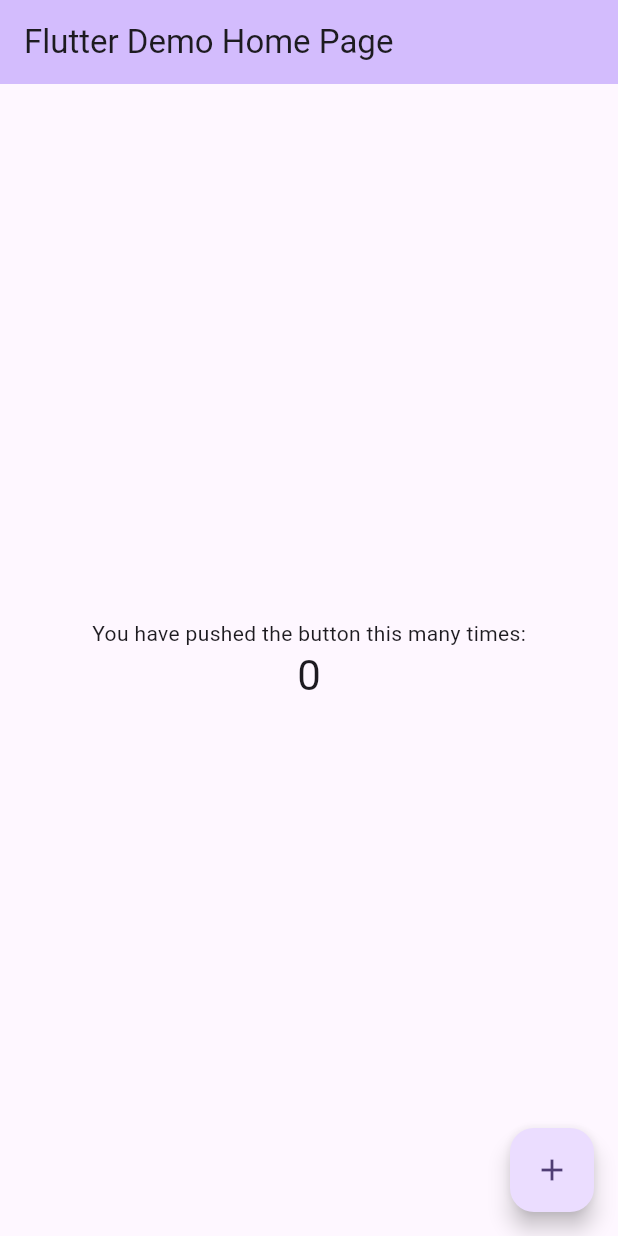
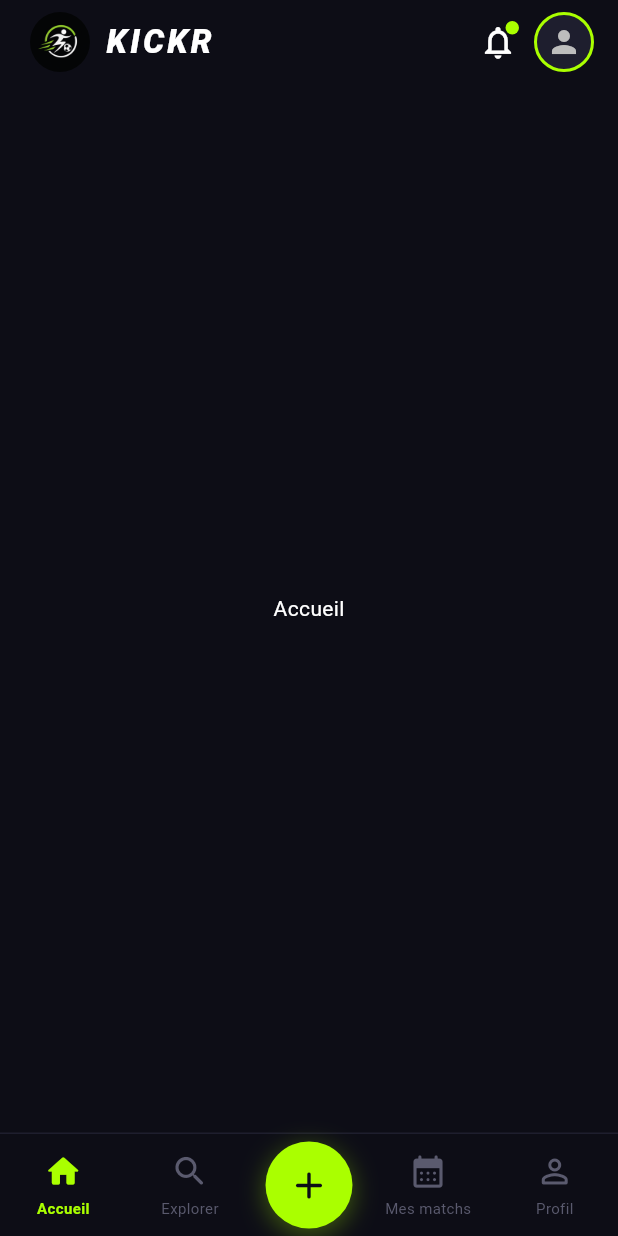
Before and after one commit to mrtEdouard/Kickr, a Flutter app: the screen it shows after launch, on a phone screen of 412 x 824 dp. Run offline on Flutter 3.47's test engine with Material 3 defaults, Android fonts, the phone set to English and light mode, and no system bars.

Commit message:
feat: add kickr navbar

```diff
--- a/lib/main.dart
+++ b/lib/main.dart
@@ -1,121 +1,147 @@
 import 'package:flutter/material.dart';
+import 'package:flutter/services.dart';
+import 'screens/home_screen.dart';
+import 'screens/explore_screen.dart';
+import 'screens/create_match_screen.dart';
+import 'screens/my_matches_screen.dart';
+import 'screens/profile_screen.dart';
+import 'widgets/bottom_navbar.dart';
 
 void main() {
-  runApp(const MyApp());
+  WidgetsFlutterBinding.ensureInitialized();
+  SystemChrome.setSystemUIOverlayStyle(const SystemUiOverlayStyle(
+    statusBarColor: Colors.transparent,
+    statusBarBrightness: Brightness.dark,
+    statusBarIconBrightness: Brightness.light,
+  ));
+  runApp(const KickrApp());
 }
 
-class MyApp extends StatelessWidget {
-  const MyApp({super.key});
+class KickrApp extends StatelessWidget {
+  const KickrApp({super.key});
 
-  // This widget is the root of your application.
   @override
   Widget build(BuildContext context) {
     return MaterialApp(
-      title: 'Flutter Demo',
+      title: 'Kickr',
+      debugShowCheckedModeBanner: false,
       theme: ThemeData(
-        // This is the theme of your application.
-        //
-        // TRY THIS: Try running your application with "flutter run". You'll see
-        // the application has a purple toolbar. Then, without quitting the app,
-        // try changing the seedColor in the colorScheme below to Colors.green
-        // and then invoke "hot reload" (save your changes or press the "hot
-        // reload" button in a Flutter-supported IDE, or press "r" if you used
-        // the command line to start the app).
-        //
-        // Notice that the counter didn't reset back to zero; the application
-        // state is not lost during the reload. To reset the state, use hot
-        // restart instead.
-        //
-        // This works for code too, not just values: Most code changes can be
-        // tested with just a hot reload.
-        colorScheme: .fromSeed(seedColor: Colors.deepPurple),
+        brightness: Brightness.dark,
+        scaffoldBackgroundColor: const Color(0xFF0D0D16),
+        colorScheme: const ColorScheme.dark(
+          primary: Color(0xFFAAFF00),
+          surface: Color(0xFF0D0D16),
+        ),
       ),
-      home: const MyHomePage(title: 'Flutter Demo Home Page'),
+      home: const MainScaffold(),
     );
   }
 }
 
-class MyHomePage extends StatefulWidget {
-  const MyHomePage({super.key, required this.title});
-
-  // This widget is the home page of your application. It is stateful, meaning
-  // that it has a State object (defined below) that contains fields that affect
-  // how it looks.
-
-  // This class is the configuration for the state. It holds the values (in this
-  // case the title) provided by the parent (in this case the App widget) and
-  // used by the build method of the State. Fields in a Widget subclass are
-  // always marked "final".
-
-  final String title;
+class MainScaffold extends StatefulWidget {
+  const MainScaffold({super.key});
 
   @override
-  State<MyHomePage> createState() => _MyHomePageState();
+  State<MainScaffold> createState() => _MainScaffoldState();
 }
 
-class _MyHomePageState extends State<MyHomePage> {
-  int _counter = 0;
+class _MainScaffoldState extends State<MainScaffold> {
+  int _currentIndex = 0;
 
-  void _incrementCounter() {
-    setState(() {
-      // This call to setState tells the Flutter framework that something has
-      // changed in this State, which causes it to rerun the build method below
-      // so that the display can reflect the updated values. If we changed
-      // _counter without calling setState(), then the build method would not be
-      // called again, and so nothing would appear to happen.
-      _counter++;
-    });
-  }
+  final List<Widget> _screens = const [
+    HomeScreen(),
+    ExploreScreen(),
+    CreateMatchScreen(),
+    MyMatchesScreen(),
+    ProfileScreen(),
+  ];
 
   @override
   Widget build(BuildContext context) {
-    // This method is rerun every time setState is called, for instance as done
-    // by the _incrementCounter method above.
-    //
-    // The Flutter framework has been optimized to make rerunning build methods
-    // fast, so that you can just rebuild anything that needs updating rather
-    // than having to individually change instances of widgets.
     return Scaffold(
+      backgroundColor: const Color(0xFF0D0D16),
       appBar: AppBar(
-        // TRY THIS: Try changing the color here to a specific color (to
-        // Colors.amber, perhaps?) and trigger a hot reload to see the AppBar
-        // change color while the other colors stay the same.
-        backgroundColor: Theme.of(context).colorScheme.inversePrimary,
-        // Here we take the value from the MyHomePage object that was created by
-        // the App.build method, and use it to set our appbar title.
-        title: Text(widget.title),
-      ),
-      body: Center(
-        // Center is a layout widget. It takes a single child and positions it
-        // in the middle of the parent.
-        child: Column(
-          // Column is also a layout widget. It takes a list of children and
-          // arranges them vertically. By default, it sizes itself to fit its
-          // children horizontally, and tries to be as tall as its parent.
-          //
-          // Column has various properties to control how it sizes itself and
-          // how it positions its children. Here we use mainAxisAlignment to
-          // center the children vertically; the main axis here is the vertical
-          // axis because Columns are vertical (the cross axis would be
-          // horizontal).
-          //
-          // TRY THIS: Invoke "debug painting" (choose the "Toggle Debug Paint"
-          // action in the IDE, or press "p" in the console), to see the
-          // wireframe for each widget.
-          mainAxisAlignment: .center,
+        backgroundColor: const Color(0xFF0D0D16),
+        elevation: 0,
+        scrolledUnderElevation: 0,
+        titleSpacing: 20,
+        title: Row(
           children: [
-            const Text('You have pushed the button this many times:'),
-            Text(
-              '$_counter',
-              style: Theme.of(context).textTheme.headlineMedium,
+            ClipOval(
+              child: Image.asset('logo.png', height: 40, width: 40, fit: BoxFit.cover),
+            ),
+            const SizedBox(width: 10),
+            const Text(
+              'KICKR',
+              style: TextStyle(
+                color: Colors.white,
+                fontSize: 22,
+                fontWeight: FontWeight.w900,
+                fontStyle: FontStyle.italic,
+                letterSpacing: 2,
+              ),
             ),
           ],
         ),
+        actions: [
+          Stack(
+            children: [
+              IconButton(
+                onPressed: () {},
+                icon: const Icon(
+                  Icons.notifications_outlined,
+                  color: Colors.white,
+                  size: 26,
+                ),
+              ),
+              Positioned(
+                top: 10,
+                right: 10,
+                child: Container(
+                  width: 9,
+                  height: 9,
+                  decoration: const BoxDecoration(
+                    color: Color(0xFFAAFF00),
+                    shape: BoxShape.circle,
+                  ),
+                ),
+              ),
+            ],
+          ),
+          Padding(
+            padding: const EdgeInsets.only(right: 16),
+            child: GestureDetector(
+              onTap: () => setState(() => _currentIndex = 4),
+              child: Container(
+                width: 40,
+                height: 40,
+                decoration: BoxDecoration(
+                  shape: BoxShape.circle,
+                  border: Border.all(
+                    color: const Color(0xFFAAFF00),
+                    width: 2,
+                  ),
+                  color: const Color(0xFF1E1E2E),
+                ),
+                child: ClipOval(
+                  child: Icon(
+                    Icons.person,
+                    color: Colors.grey[400],
+                    size: 24,
+                  ),
+                ),
+              ),
+            ),
+          ),
+        ],
       ),
-      floatingActionButton: FloatingActionButton(
-        onPressed: _incrementCounter,
-        tooltip: 'Increment',
-        child: const Icon(Icons.add),
+      body: IndexedStack(
+        index: _currentIndex,
+        children: _screens,
+      ),
+      bottomNavigationBar: BottomNavbar(
+        currentIndex: _currentIndex,
+        onTap: (index) => setState(() => _currentIndex = index),
       ),
     );
   }
--- /dev/null
+++ b/lib/screens/create_match_screen.dart
@@ -0,0 +1,12 @@
+import 'package:flutter/material.dart';
+
+class CreateMatchScreen extends StatelessWidget {
+  const CreateMatchScreen({super.key});
+
+  @override
+  Widget build(BuildContext context) {
+    return const Scaffold(
+      body: Center(child: Text('Créer un match')),
+    );
+  }
+}
--- /dev/null
+++ b/lib/screens/explore_screen.dart
@@ -0,0 +1,12 @@
+import 'package:flutter/material.dart';
+
+class ExploreScreen extends StatelessWidget {
+  const ExploreScreen({super.key});
+
+  @override
+  Widget build(BuildContext context) {
+    return const Scaffold(
+      body: Center(child: Text('Explorer')),
+    );
+  }
+}
--- /dev/null
+++ b/lib/screens/home_screen.dart
@@ -0,0 +1,12 @@
+import 'package:flutter/material.dart';
+
+class HomeScreen extends StatelessWidget {
+  const HomeScreen({super.key});
+
+  @override
+  Widget build(BuildContext context) {
+    return const Scaffold(
+      body: Center(child: Text('Accueil')),
+    );
+  }
+}
--- /dev/null
+++ b/lib/screens/my_matches_screen.dart
@@ -0,0 +1,12 @@
+import 'package:flutter/material.dart';
+
+class MyMatchesScreen extends StatelessWidget {
+  const MyMatchesScreen({super.key});
+
+  @override
+  Widget build(BuildContext context) {
+    return const Scaffold(
+      body: Center(child: Text('Mes matchs')),
+    );
+  }
+}
--- /dev/null
+++ b/lib/screens/profile_screen.dart
@@ -0,0 +1,12 @@
+import 'package:flutter/material.dart';
+
+class ProfileScreen extends StatelessWidget {
+  const ProfileScreen({super.key});
+
+  @override
+  Widget build(BuildContext context) {
+    return const Scaffold(
+      body: Center(child: Text('Profil')),
+    );
+  }
+}
--- /dev/null
+++ b/lib/widgets/bottom_navbar.dart
@@ -0,0 +1,168 @@
+import 'package:flutter/material.dart';
+
+// Les couleurs de la navbar centralisées ici pour éviter de les répéter partout.
+// Le vert lime c'est la couleur signature de Kickr, on s'en sert pour tout ce qui est "actif".
+const _kLime = Color(0xFFAAFF00);
+const _kInactive = Color(0xFF5A5A6E); // gris doux pour les onglets non sélectionnés
+const _kBg = Color(0xFF0D0D16);       // même fond que le reste de l'app
+
+// La navbar principale — reçoit l'index actif et un callback quand l'utilisateur tape un onglet.
+// On garde ça stateless, la gestion de l'état appartient au parent (MainScaffold).
+class BottomNavbar extends StatelessWidget {
+  final int currentIndex;
+  final ValueChanged<int> onTap;
+
+  const BottomNavbar({
+    super.key,
+    required this.currentIndex,
+    required this.onTap,
+  });
+
+  @override
+  Widget build(BuildContext context) {
+    return Container(
+      decoration: const BoxDecoration(
+        color: _kBg,
+        // Une fine ligne en haut pour séparer visuellement la navbar du contenu,
+        // sans être agressive — juste un indice subtil de séparation.
+        border: Border(
+          top: BorderSide(color: Color(0xFF1E1E2E), width: 1),
+        ),
+      ),
+      child: SafeArea(
+        // SafeArea gère le padding en bas sur iPhone (home indicator, etc.)
+        child: SizedBox(
+          height: 68,
+          child: Row(
+            mainAxisAlignment: MainAxisAlignment.spaceAround,
+            children: [
+              _NavItem(
+                icon: Icons.home_rounded,
+                label: 'Accueil',
+                index: 0,
+                currentIndex: currentIndex,
+                onTap: onTap,
+              ),
+              _NavItem(
+                icon: Icons.search_rounded,
+                label: 'Explorer',
+                index: 1,
+                currentIndex: currentIndex,
+                onTap: onTap,
+              ),
+              // Le bouton "Créer" est volontairement différent des autres onglets :
+              // c'est l'action principale de l'app, elle mérite d'être mise en avant.
+              _CreateButton(onTap: () => onTap(2)),
+              _NavItem(
+                icon: Icons.calendar_month_rounded,
+                label: 'Mes matchs',
+                index: 3,
+                currentIndex: currentIndex,
+                onTap: onTap,
+              ),
+              _NavItem(
+                icon: Icons.person_outline_rounded,
+                label: 'Profil',
+                index: 4,
+                currentIndex: currentIndex,
+                onTap: onTap,
+              ),
+            ],
+          ),
+        ),
+      ),
+    );
+  }
+}
+
+// Un onglet classique de la navbar : icône + label.
+// Il sait s'il est actif ou pas grâce à la comparaison index / currentIndex.
+class _NavItem extends StatelessWidget {
+  final IconData icon;
+  final String label;
+  final int index;
+  final int currentIndex;
+  final ValueChanged<int> onTap;
+
+  const _NavItem({
+    required this.icon,
+    required this.label,
+    required this.index,
+    required this.currentIndex,
+    required this.onTap,
+  });
+
+  @override
+  Widget build(BuildContext context) {
+    final isActive = currentIndex == index;
+
+    return GestureDetector(
+      onTap: () => onTap(index),
+      // HitTestBehavior.opaque pour que toute la zone soit tappable,
+      // même les pixels transparents entre l'icône et le label.
+      behavior: HitTestBehavior.opaque,
+      child: SizedBox(
+        width: 68,
+        child: Column(
+          mainAxisAlignment: MainAxisAlignment.center,
+          children: [
+            Icon(
+              icon,
+              size: 26,
+              color: isActive ? _kLime : _kInactive,
+            ),
+            const SizedBox(height: 4),
+            Text(
+              label,
+              style: TextStyle(
+                fontSize: 10,
+                // Légèrement plus gras quand actif, c'est un petit détail
+                // mais ça renforce bien la sensation de sélection.
+                fontWeight: isActive ? FontWeight.w600 : FontWeight.w400,
+                color: isActive ? _kLime : _kInactive,
+              ),
+            ),
+          ],
+        ),
+      ),
+    );
+  }
+}
+
+// Le bouton central "+" pour créer un match.
+// Pas de label, pas d'index actif — c'est un bouton d'action, pas un onglet.
+class _CreateButton extends StatelessWidget {
+  final VoidCallback onTap;
+
+  const _CreateButton({required this.onTap});
+
+  @override
+  Widget build(BuildContext context) {
+    return GestureDetector(
+      onTap: onTap,
+      child: Container(
+        width: 58,
+        height: 58,
+        decoration: const BoxDecoration(
+          shape: BoxShape.circle,
+          color: _kLime,
+          // L'ombre colorée en lime donne un effet de "lueur" qui attire l'œil
+          // vers ce bouton — exactement ce qu'on veut pour l'action principale.
+          boxShadow: [
+            BoxShadow(
+              color: Color(0x55AAFF00),
+              blurRadius: 14,
+              offset: Offset(0, 4),
+            ),
+          ],
+        ),
+        // L'icône est sombre sur fond lime pour un contraste maximal.
+        child: const Icon(
+          Icons.add_rounded,
+          color: Color(0xFF0D0D16),
+          size: 30,
+        ),
+      ),
+    );
+  }
+}
--- a/pubspec.yaml
+++ b/pubspec.yaml
@@ -57,10 +57,8 @@ flutter:
   # the material Icons class.
   uses-material-design: true
 
-  # To add assets to your application, add an assets section, like this:
-  # assets:
-  #   - images/a_dot_burr.jpeg
-  #   - images/a_dot_ham.jpeg
+  assets:
+    - logo.png
 
   # An image asset can refer to one or more resolution-specific "variants", see
   # https://flutter.dev/to/resolution-aware-images
```
